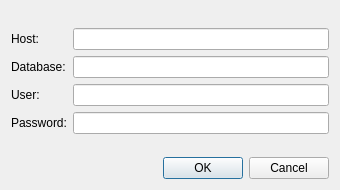
First picture: the form in src/dbconnectiondialog.ui, repository briskycat/dbbeagle, before the edit.
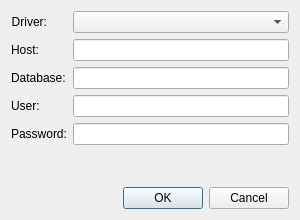
Second picture: the form after the edit.

```diff
--- a/src/dbconnectiondialog.ui
+++ b/src/dbconnectiondialog.ui
@@ -6,67 +6,67 @@
    <rect>
     <x>0</x>
     <y>0</y>
-    <width>340</width>
-    <height>190</height>
+    <width>300</width>
+    <height>220</height>
    </rect>
   </property>
   <property name="windowTitle">
    <string>Connect to a Datasource</string>
   </property>
   <layout class="QVBoxLayout" name="verticalLayout">
-   <item>
-    <spacer name="verticalSpacer">
-     <property name="orientation">
-      <enum>Qt::Vertical</enum>
-     </property>
-     <property name="sizeHint" stdset="0">
-      <size>
-       <width>20</width>
-       <height>63</height>
-      </size>
-     </property>
-    </spacer>
-   </item>
    <item>
     <layout class="QFormLayout" name="formLayout">
      <item row="0" column="0">
+      <widget class="QLabel" name="label_5">
+       <property name="text">
+        <string>Driver:</string>
+       </property>
+       <property name="alignment">
+        <set>Qt::AlignRight|Qt::AlignTrailing|Qt::AlignVCenter</set>
+       </property>
+      </widget>
+     </item>
+     <item row="0" column="1">
+      <widget class="QComboBox" name="dbDriverComboBox"/>
+     </item>
+     <item row="1" column="0">
       <widget class="QLabel" name="label">
        <property name="text">
         <string>Host:</string>
        </property>
       </widget>
      </item>
-     <item row="0" column="1">
+     <item row="1" column="1">
       <widget class="QLineEdit" name="hostLineEdit"/>
      </item>
-     <item row="1" column="0">
+     <item row="2" column="0">
       <widget class="QLabel" name="label_2">
        <property name="text">
         <string>Database:</string>
        </property>
       </widget>
      </item>
-     <item row="1" column="1">
+     <item row="2" column="1">
       <widget class="QLineEdit" name="databaseLineEdit"/>
      </item>
-     <item row="2" column="0">
+     <item row="3" column="0">
       <widget class="QLabel" name="label_3">
        <property name="text">
         <string>User:</string>
        </property>
       </widget>
      </item>
-     <item row="2" column="1">
+     <item row="3" column="1">
       <widget class="QLineEdit" name="userLineEdit"/>
      </item>
-     <item row="3" column="0">
+     <item row="4" column="0">
       <widget class="QLabel" name="label_4">
        <property name="text">
         <string>Password:</string>
        </property>
       </widget>
      </item>
-     <item row="3" column="1">
+     <item row="4" column="1">
       <widget class="QLineEdit" name="passwordLineEdit">
        <property name="echoMode">
         <enum>QLineEdit::Password</enum>
@@ -75,19 +75,6 @@
      </item>
     </layout>
    </item>
-   <item>
-    <spacer name="verticalSpacer_2">
-     <property name="orientation">
-      <enum>Qt::Vertical</enum>
-     </property>
-     <property name="sizeHint" stdset="0">
-      <size>
-       <width>20</width>
-       <height>63</height>
-      </size>
-     </property>
-    </spacer>
-   </item>
    <item>
     <widget class="QDialogButtonBox" name="buttonBox">
      <property name="orientation">
```
